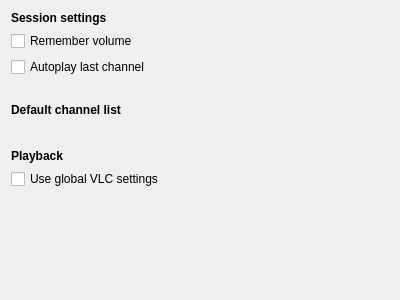
Old version of the form src/ui/wizard/SettingsPage.ui in the repository ntadej/tano.
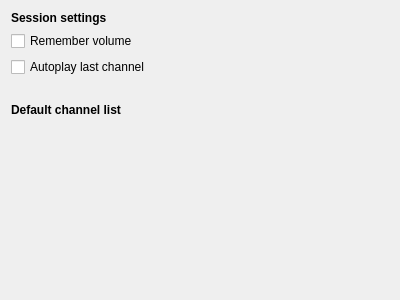
New version of the form. Icons and pictures are not drawn. Custom widgets are drawn as their Qt base class.

What changed in the file:
```diff
--- a/src/ui/wizard/SettingsPage.ui
+++ b/src/ui/wizard/SettingsPage.ui
@@ -59,27 +59,6 @@
    <item>
     <widget class="BrowseWidget" name="playlist" native="true"/>
    </item>
-   <item>
-    <widget class="QLabel" name="labelBreak2">
-     <property name="text">
-      <string/>
-     </property>
-    </widget>
-   </item>
-   <item>
-    <widget class="QLabel" name="labelPlayback">
-     <property name="text">
-      <string>&lt;b&gt;Playback&lt;/b&gt;</string>
-     </property>
-    </widget>
-   </item>
-   <item>
-    <widget class="QCheckBox" name="vlcCheckBox">
-     <property name="text">
-      <string>Use global VLC settings</string>
-     </property>
-    </widget>
-   </item>
    <item>
     <spacer name="verticalSpacer">
      <property name="orientation">
```
